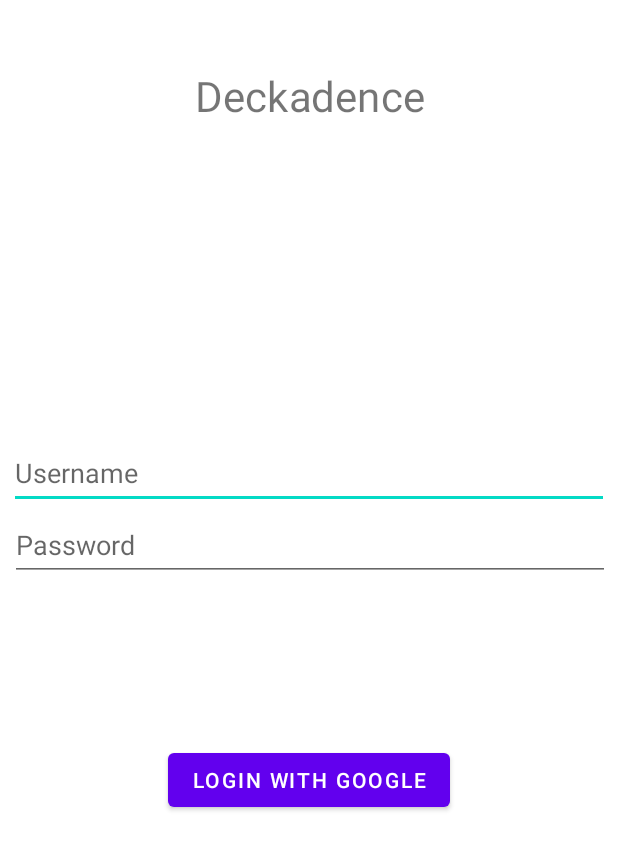
After one commit to Yogesh9129/CSE3MAD, an Android app: the layout activity_login.xml on its own in the app's theme, with its tools: preview values and no code run, on a phone screen of 412 x 824 dp. The commit adds this screen. Shown: the top 850 px of the screen. Run offline under Robolectric (Android 15) with nearby library versions, the phone set to English and light mode, and no system bars.

Commit message:
Started work on authentication

```diff
--- a/app/build.gradle
+++ b/app/build.gradle
@@ -40,6 +40,7 @@ dependencies {
     implementation 'androidx.lifecycle:lifecycle-livedata-ktx:2.6.1'
     implementation 'androidx.lifecycle:lifecycle-viewmodel-ktx:2.6.1'
     implementation 'com.google.firebase:firebase-firestore:24.5.0'
+    implementation 'com.google.firebase:firebase-auth:21.0.3'
     testImplementation 'junit:junit:4.13.2'
     androidTestImplementation 'androidx.test.ext:junit:1.1.3'
     androidTestImplementation 'androidx.test.espresso:espresso-core:3.4.0'
--- a/app/src/main/AndroidManifest.xml
+++ b/app/src/main/AndroidManifest.xml
@@ -1,6 +1,8 @@
 <?xml version="1.0" encoding="utf-8"?>
 <manifest xmlns:android="http://schemas.android.com/apk/res/android"
     xmlns:tools="http://schemas.android.com/tools">
+
+    <uses-permission android:name="android.permission.INTERNET"/>
 
     <application
         android:allowBackup="true"
--- a/app/src/main/java/com/example/cse3mad_flashcards/Flashcard.java
+++ b/app/src/main/java/com/example/cse3mad_flashcards/Flashcard.java
@@ -4,6 +4,7 @@ public class Flashcard {
     private String question, answer;
     // effectively measures how well the student understands the card.
     private int experience;
+    // maybe add a last used check? In the case of offline study across multiple devices
     public enum Level {
         EASY (20),
         GOOD (5),
--- /dev/null
+++ b/app/src/main/java/com/example/cse3mad_flashcards/LoginActivity.java
@@ -0,0 +1,30 @@
+package com.example.cse3mad_flashcards;
+
+import android.os.Bundle;
+import android.widget.Button;
+import android.widget.EditText;
+import android.widget.TextView;
+
+import androidx.appcompat.app.AppCompatActivity;
+
+public class LoginActivity extends AppCompatActivity {
+    private TextView title;
+    private EditText username;
+    private EditText password;
+    private Button googleLogin;
+
+    @Override
+    protected void onCreate(Bundle savedInstanceState) {
+        super.onCreate(savedInstanceState);
+        setContentView(R.layout.activity_login);
+        // set up layout
+        layoutSetup();
+    }
+
+    private void layoutSetup() {
+        title = (TextView) findViewById(R.id.deckadence_title);
+        username = (EditText) findViewById(R.id.editTextUsername);
+        password = (EditText) findViewById(R.id.editTextPassword);
+        googleLogin = (Button) findViewById(R.id.login_with_google);
+    }
+}
--- a/app/src/main/java/com/example/cse3mad_flashcards/MainActivity.java
+++ b/app/src/main/java/com/example/cse3mad_flashcards/MainActivity.java
@@ -1,5 +1,6 @@
 package com.example.cse3mad_flashcards;
 
+import android.content.Intent;
 import android.os.Bundle;
 
 import com.google.android.material.floatingactionbutton.FloatingActionButton;
@@ -21,14 +22,21 @@ public class MainActivity extends AppCompatActivity {
 
     private ActivityMainBinding binding;
     private FirebaseFirestore db = FirebaseFirestore.getInstance();
+    private boolean loggedIn = false;
 
     @Override
     protected void onCreate(Bundle savedInstanceState) {
         super.onCreate(savedInstanceState);
-
+        // check if logged in here
+        if(!loggedIn) { // also check for internet
+            Intent loginIntent = new Intent(MainActivity.this, LoginActivity.class);
+            MainActivity.this.startActivity(loginIntent);
+        }
         binding = ActivityMainBinding.inflate(getLayoutInflater());
         setContentView(binding.getRoot());
+    }
 
+    private void layoutSetup() {
         SectionsPagerAdapter sectionsPagerAdapter = new SectionsPagerAdapter(this, getSupportFragmentManager());
         ViewPager viewPager = binding.viewPager;
         viewPager.setAdapter(sectionsPagerAdapter);
--- /dev/null
+++ b/app/src/main/res/layout/activity_login.xml
@@ -0,0 +1,62 @@
+<?xml version="1.0" encoding="utf-8"?>
+<androidx.constraintlayout.widget.ConstraintLayout xmlns:android="http://schemas.android.com/apk/res/android"
+    xmlns:app="http://schemas.android.com/apk/res-auto"
+    xmlns:tools="http://schemas.android.com/tools"
+    android:layout_width="match_parent"
+    android:layout_height="match_parent">
+
+    <TextView
+        android:id="@+id/deckadence_title"
+        android:layout_width="wrap_content"
+        android:layout_height="wrap_content"
+        android:scaleX="2"
+        android:scaleY="2"
+        android:text="@string/deckadence"
+        app:layout_constraintBottom_toTopOf="@+id/editTextUsername"
+        app:layout_constraintEnd_toEndOf="parent"
+        app:layout_constraintStart_toStartOf="parent"
+        app:layout_constraintTop_toTopOf="parent"
+        app:layout_constraintVertical_bias="0.197" />
+
+    <EditText
+        android:id="@+id/editTextUsername"
+        android:layout_width="400dp"
+        android:layout_height="48dp"
+        android:autofillHints="username"
+        android:ems="10"
+        android:hint="@string/username"
+        android:inputType="textPersonName|text"
+        app:layout_constraintBottom_toBottomOf="parent"
+        app:layout_constraintEnd_toEndOf="parent"
+        app:layout_constraintHorizontal_bias="0.493"
+        app:layout_constraintStart_toStartOf="parent"
+        app:layout_constraintTop_toTopOf="parent"
+        app:layout_constraintVertical_bias="0.375" />
+
+    <EditText
+        android:id="@+id/editTextPassword"
+        android:layout_width="400dp"
+        android:layout_height="48dp"
+        android:autofillHints="password"
+        android:ems="10"
+        android:hint="@string/password"
+        android:inputType="textPassword"
+        app:layout_constraintBottom_toBottomOf="parent"
+        app:layout_constraintEnd_toEndOf="parent"
+        app:layout_constraintHorizontal_bias="0.545"
+        app:layout_constraintStart_toStartOf="parent"
+        app:layout_constraintTop_toBottomOf="@+id/editTextUsername"
+        app:layout_constraintVertical_bias="0.0" />
+
+    <Button
+        android:id="@+id/login_with_google"
+        android:layout_width="wrap_content"
+        android:layout_height="wrap_content"
+        android:text="@string/login_with_google"
+        app:layout_constraintBottom_toBottomOf="parent"
+        app:layout_constraintEnd_toEndOf="parent"
+        app:layout_constraintStart_toStartOf="parent"
+        app:layout_constraintTop_toBottomOf="@+id/editTextPassword"
+        app:layout_constraintVertical_bias="0.28" />
+
+</androidx.constraintlayout.widget.ConstraintLayout>
--- a/app/src/main/res/values/strings.xml
+++ b/app/src/main/res/values/strings.xml
@@ -2,4 +2,8 @@
     <string name="app_name">CSE3MAD Flashcards</string>
     <string name="tab_text_1">Tab 1</string>
     <string name="tab_text_2">Tab 2</string>
+    <string name="deckadence">Deckadence</string>
+    <string name="username">Username</string>
+    <string name="password">Password</string>
+    <string name="login_with_google">Login with Google</string>
 </resources>
```
